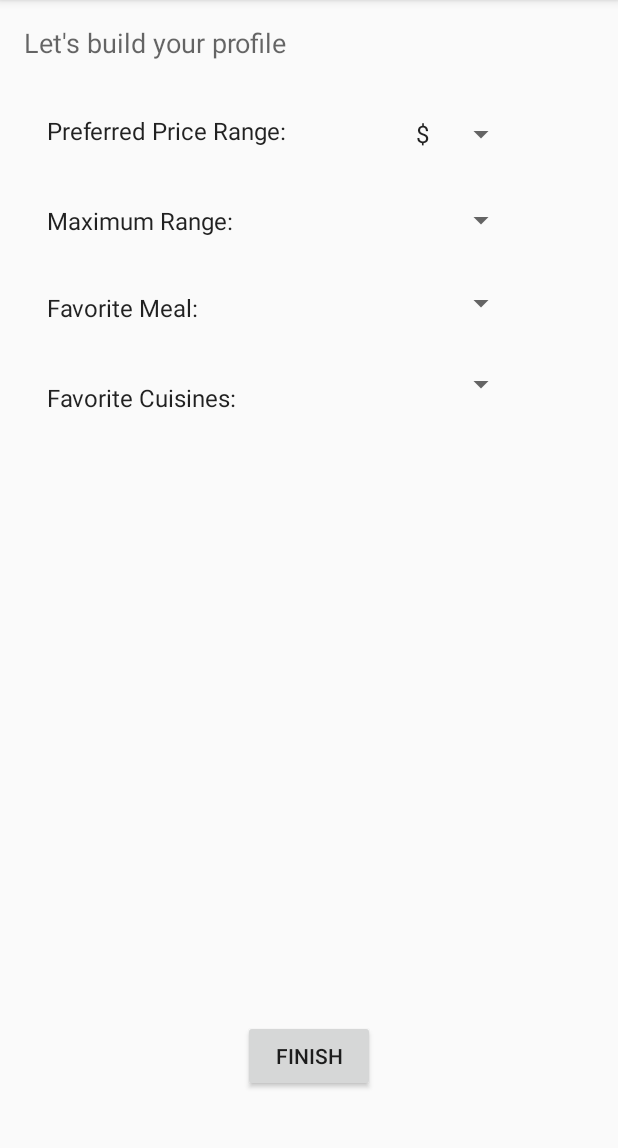
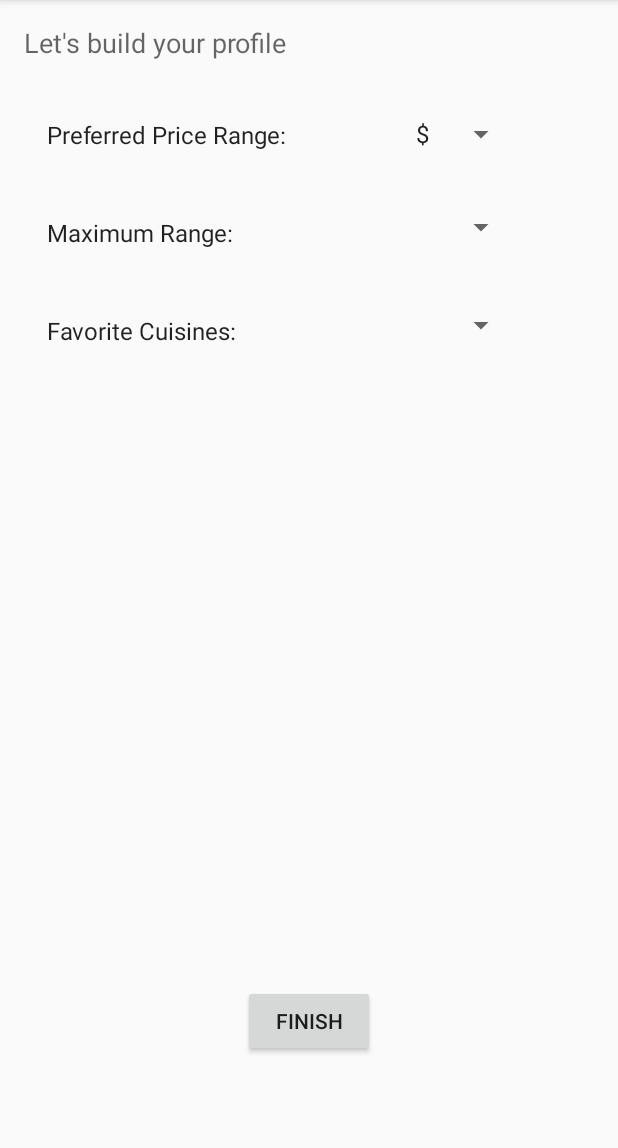
Before and after one commit to TerrenceHo/FoodRecommendation, an Android app: the Profile screen opened directly, with no data from a screen before it, on a phone screen of 412 x 824 dp, the part 84-1232 px from its top. Run offline under Robolectric (Android 15) with nearby library versions, the phone set to English and light mode, and no system bars; network calls fail.

Commit message:
Options layout done

```diff
--- a/AndroidFrontEnd/FoodRecommendation/app/src/main/java/com/example/nilay/foodrecommendation/Profile.java
+++ b/AndroidFrontEnd/FoodRecommendation/app/src/main/java/com/example/nilay/foodrecommendation/Profile.java
@@ -9,6 +9,7 @@ import android.widget.AdapterView;
 import android.widget.ArrayAdapter;
 import android.widget.Button;
 import android.widget.Spinner;
+import android.widget.Toast;
 
 public class Profile extends AppCompatActivity {
 
@@ -34,13 +35,6 @@ public class Profile extends AppCompatActivity {
         maxRangeAdapter.setDropDownViewResource(android.R.layout.simple_spinner_dropdown_item);
         maxRangeSpinner.setAdapter(maxRangeAdapter);
 
-        // Set options for favorite meal spinner
-        Spinner favMealSpinner = (Spinner) findViewById(R.id.favoriteMealSpinner);
-        ArrayAdapter<CharSequence> favMealAdapter = ArrayAdapter.createFromResource(this, R.array.mealType_array,
-                android.R.layout.simple_spinner_item);
-        favMealAdapter.setDropDownViewResource(android.R.layout.simple_spinner_dropdown_item);
-        favMealSpinner.setAdapter(favMealAdapter);
-
         Button btn = (Button)findViewById(R.id.finishButton);
 
         btn.setOnClickListener(new View.OnClickListener() {
@@ -53,7 +47,8 @@ public class Profile extends AppCompatActivity {
         pRangeSpinner.setOnItemSelectedListener(new AdapterView.OnItemSelectedListener() {
             @Override
             public void onItemSelected(AdapterView<?> parentView, View selectedItemView, int position, long id) {
-                pRangeSpinner.setSelection(position);
+                String item = parentView.getItemAtPosition(position).toString();
+
             }
 
             @Override
--- a/AndroidFrontEnd/FoodRecommendation/app/src/main/res/layout/activity_profile.xml
+++ b/AndroidFrontEnd/FoodRecommendation/app/src/main/res/layout/activity_profile.xml
@@ -32,9 +32,9 @@
         tools:layout_constraintTop_creator="1"
         tools:layout_constraintBottom_creator="1"
         app:layout_constraintBottom_toBottomOf="@+id/rangeSpinner"
-        android:layout_marginTop="61dp"
+        android:layout_marginTop="64dp"
         tools:layout_constraintLeft_creator="1"
-        android:layout_marginBottom="62dp"
+        android:layout_marginBottom="64dp"
         app:layout_constraintLeft_toLeftOf="parent"
         app:layout_constraintTop_toTopOf="@+id/title"
         android:layout_marginLeft="31dp" />
@@ -59,7 +59,7 @@
         android:textAppearance="@style/TextAppearance.AppCompat.Menu"
         android:layout_marginStart="31dp"
         tools:layout_constraintTop_creator="1"
-        android:layout_marginTop="38dp"
+        android:layout_marginTop="43dp"
         app:layout_constraintTop_toBottomOf="@+id/priceRange"
         tools:layout_constraintLeft_creator="1"
         app:layout_constraintLeft_toLeftOf="parent"
@@ -72,36 +72,11 @@
         tools:layout_constraintTop_creator="1"
         tools:layout_constraintRight_creator="1"
         app:layout_constraintRight_toRightOf="@+id/priceRangeSpinner"
-        android:layout_marginTop="33dp"
+        android:layout_marginTop="38dp"
         app:layout_constraintTop_toBottomOf="@+id/priceRangeSpinner"
         tools:layout_constraintLeft_creator="1"
-        app:layout_constraintLeft_toLeftOf="@+id/priceRangeSpinner" />
-
-    <TextView
-        android:id="@+id/favoriteMeal"
-        android:layout_width="wrap_content"
-        android:layout_height="wrap_content"
-        android:text="Favorite Meal:"
-        android:textAppearance="@style/TextAppearance.AppCompat.Menu"
-        android:layout_marginStart="31dp"
-        tools:layout_constraintTop_creator="1"
-        android:layout_marginTop="36dp"
-        app:layout_constraintTop_toBottomOf="@+id/distance"
-        tools:layout_constraintLeft_creator="1"
-        app:layout_constraintLeft_toLeftOf="parent"
-        android:layout_marginLeft="31dp" />
-
-    <Spinner
-        android:id="@+id/favoriteMealSpinner"
-        android:layout_width="0dp"
-        android:layout_height="wrap_content"
-        tools:layout_constraintTop_creator="1"
-        tools:layout_constraintRight_creator="1"
-        app:layout_constraintRight_toRightOf="@+id/rangeSpinner"
-        android:layout_marginTop="31dp"
-        app:layout_constraintTop_toBottomOf="@+id/rangeSpinner"
-        tools:layout_constraintLeft_creator="1"
-        app:layout_constraintLeft_toLeftOf="@+id/rangeSpinner" />
+        app:layout_constraintLeft_toLeftOf="@+id/priceRangeSpinner"
+        app:layout_constraintHorizontal_bias="0.0" />
 
     <TextView
         android:id="@+id/cuisines"
@@ -111,23 +86,23 @@
         android:textAppearance="@style/TextAppearance.AppCompat.Menu"
         android:layout_marginStart="31dp"
         tools:layout_constraintTop_creator="1"
-        android:layout_marginTop="38dp"
-        app:layout_constraintTop_toBottomOf="@+id/favoriteMeal"
         tools:layout_constraintLeft_creator="1"
         app:layout_constraintLeft_toLeftOf="parent"
-        android:layout_marginLeft="31dp" />
+        android:layout_marginLeft="31dp"
+        android:layout_marginTop="43dp"
+        app:layout_constraintTop_toBottomOf="@+id/distance" />
 
     <Spinner
         android:id="@+id/spinner6"
-        android:layout_width="0dp"
+        android:layout_width="75dp"
         android:layout_height="wrap_content"
+        tools:layout_constraintLeft_creator="1"
+        tools:layout_constraintRight_creator="1"
         tools:layout_constraintTop_creator="1"
-        tools:layout_constraintRight_creator="1"
-        app:layout_constraintRight_toRightOf="@+id/favoriteMealSpinner"
-        android:layout_marginTop="30dp"
-        app:layout_constraintTop_toBottomOf="@+id/favoriteMealSpinner"
-        tools:layout_constraintLeft_creator="1"
-        app:layout_constraintLeft_toLeftOf="@+id/favoriteMealSpinner" />
+        app:layout_constraintRight_toRightOf="@+id/rangeSpinner"
+        android:layout_marginTop="41dp"
+        app:layout_constraintTop_toBottomOf="@+id/rangeSpinner"
+        app:layout_constraintLeft_toLeftOf="@+id/rangeSpinner" />
 
     <Button
         android:id="@+id/finishButton"
@@ -139,7 +114,7 @@
         app:layout_constraintBottom_toBottomOf="parent"
         app:layout_constraintRight_toRightOf="parent"
         tools:layout_constraintLeft_creator="1"
-        android:layout_marginBottom="40dp"
+        android:layout_marginBottom="63dp"
         app:layout_constraintLeft_toLeftOf="parent" />
 
 </android.support.constraint.ConstraintLayout>
```
Also changed, not shown: AndroidFrontEnd/FoodRecommendation/app/src/main/res/layout/activity_options.xml (+24 -19 lines).
